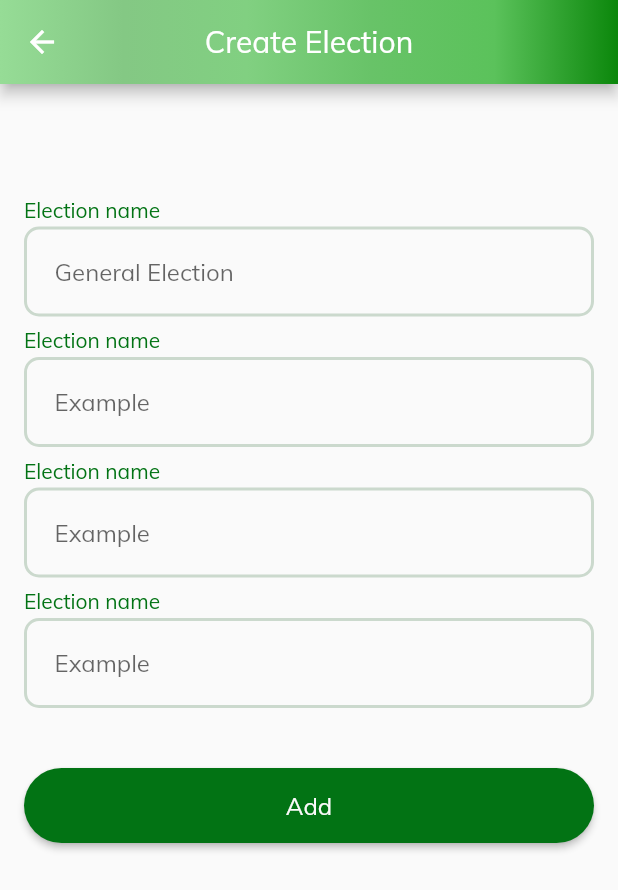
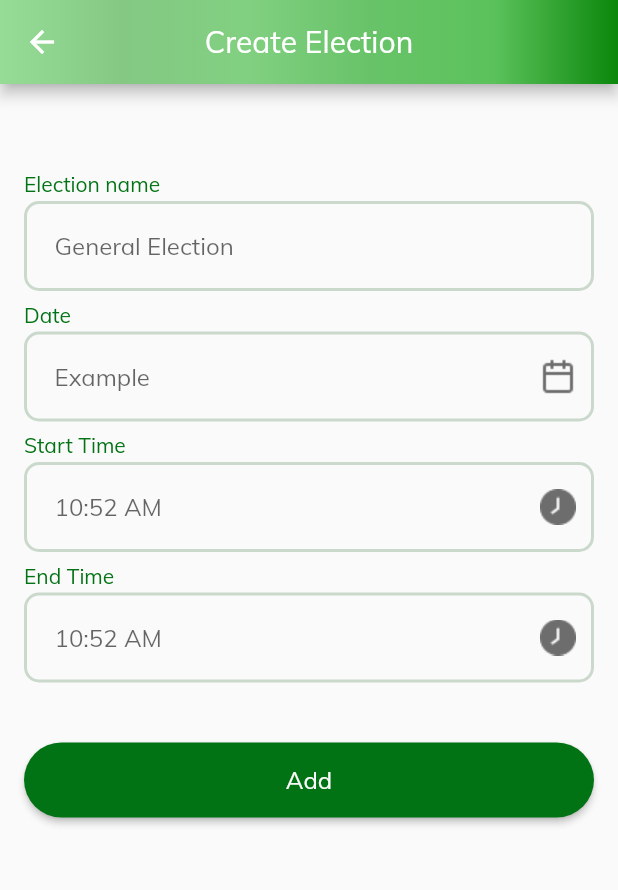
Before and after one commit to codewithumar/E_Voting, a Flutter app: the AdminHomeScreen screen opened directly, after a tap on "Create Election", on a phone screen of 412 x 824 dp. Shown: the top 890 px of the screen. Run offline on Flutter 3.47's test engine with Material 2 defaults, Android fonts, the phone set to English and light mode, and no system bars; our stand-ins replace cloud_firestore, email_validator, file_picker, firebase_auth, firebase_core, firebase_storage and 1 more; accounts and stored records are empty.

Commit message:
bugs fixing

```diff
--- a/lib/main.dart
+++ b/lib/main.dart
@@ -40,7 +40,7 @@ class MyApp extends StatelessWidget {
       themeMode: ThemeMode.system,
       theme: ThemeData(
         fontFamily: "Mulish",
-        primarySwatch: Colors.teal,
+        primarySwatch: Colors.green,
       ),
       home: const SplashScreen(),
     );
--- a/lib/screens/admin_home_screen.dart
+++ b/lib/screens/admin_home_screen.dart
@@ -49,6 +49,9 @@ class AdminHomeScreen extends StatelessWidget {
               const SizedBox(height: 15),
               const ElectionTiles(),
               const ElectionTiles(),
+              const ElectionTiles(),
+              const ElectionTiles(),
+              const ElectionTiles(),
               const SizedBox(
                 height: 100,
               ),
--- /dev/null
+++ b/lib/screens/create_election_screen.dart
@@ -0,0 +1,63 @@
+import 'package:e_voting/utils/constants.dart';
+import 'package:e_voting/widgets/input_field.dart';
+import 'package:e_voting/widgets/signup_login_button.dart';
+import 'package:flutter/material.dart';
+
+class CreateElectionScreen extends StatelessWidget {
+  const CreateElectionScreen({super.key});
+
+  @override
+  Widget build(BuildContext context) {
+    return Scaffold(
+      appBar: AppBar(
+        centerTitle: true,
+        title: const Text("Create Election"),
+        flexibleSpace: Container(
+          decoration: BoxDecoration(
+            gradient: LinearGradient(
+              colors: Constants.colors,
+            ),
+          ),
+        ),
+      ),
+      body: SingleChildScrollView(
+        child: Padding(
+          padding: const EdgeInsets.all(16),
+          child: Column(
+            mainAxisAlignment: MainAxisAlignment.start,
+            crossAxisAlignment: CrossAxisAlignment.center,
+            children: [
+              const SizedBox(height: 42),
+              const InputField(
+                labeltext: 'Election name',
+                hintText: "General Election",
+              ),
+              const InputField(
+                labeltext: 'Date',
+                hintText: "Example",
+                fieldmessage: FieldMsgs.doe,
+                readOnly: true,
+              ),
+              const InputField(
+                labeltext: 'Start Time',
+                hintText: "10:52 AM",
+                fieldmessage: FieldMsgs.time,
+              ),
+              const InputField(
+                labeltext: 'End Time',
+                hintText: "10:52 AM",
+                fieldmessage: FieldMsgs.time,
+              ),
+              const SizedBox(height: 23),
+              SignupLoginButton(
+                isLoading: false,
+                btnText: 'Add',
+                function: () {},
+              ),
+            ],
+          ),
+        ),
+      ),
+    );
+  }
+}
--- a/lib/screens/create_profile_screen.dart
+++ b/lib/screens/create_profile_screen.dart
@@ -17,7 +17,6 @@ import 'package:e_voting/widgets/input_field.dart';
 import 'package:e_voting/widgets/snackbar.dart';
 import 'package:e_voting/models/user_data.dart';
 
-import 'package:e_voting/screens/signup_screen.dart';
 import 'package:e_voting/services/firestore_service.dart';
 import 'package:e_voting/widgets/signup_login_button.dart';
 
--- a/lib/screens/createelectionscreen.dart
+++ /dev/null
@@ -1,61 +0,0 @@
-import 'package:e_voting/utils/constants.dart';
-import 'package:e_voting/widgets/input_field.dart';
-import 'package:e_voting/widgets/signup_login_button.dart';
-import 'package:flutter/material.dart';
-
-class CreateElectionScreen extends StatelessWidget {
-  const CreateElectionScreen({super.key});
-
-  @override
-  Widget build(BuildContext context) {
-    return Scaffold(
-      appBar: AppBar(
-        centerTitle: true,
-        title: const Text("Create Election"),
-        flexibleSpace: Container(
-          decoration: BoxDecoration(
-            gradient: LinearGradient(
-              colors: Constants.colors,
-            ),
-          ),
-        ),
-      ),
-      body: Padding(
-        padding: const EdgeInsets.all(16),
-        child: Column(
-          mainAxisAlignment: MainAxisAlignment.start,
-          crossAxisAlignment: CrossAxisAlignment.center,
-          children: [
-            const SizedBox(height: 59),
-            const InputField(
-              labeltext: 'Election name ',
-              hintText: "General Election",
-              //controller: doeController,
-            ),
-            const InputField(
-              labeltext: 'Election name ',
-              hintText: "Example",
-              //controller: doeController,
-            ),
-            const InputField(
-              labeltext: 'Election name ',
-              hintText: "Example",
-              //controller: doeController,
-            ),
-            const InputField(
-              labeltext: 'Election name ',
-              hintText: "Example",
-              //controller: doeController,
-            ),
-            const SizedBox(height: 23),
-            SignupLoginButton(
-              isLoading: false,
-              btnText: 'Add',
-              function: () {},
-            ),
-          ],
-        ),
-      ),
-    );
-  }
-}
--- a/lib/screens/parties_screen.dart
+++ b/lib/screens/parties_screen.dart
@@ -53,6 +53,12 @@ class PartiesScreen extends StatelessWidget {
               PartiesTiles(),
               PartiesTiles(),
               PartiesTiles(),
+              PartiesTiles(),
+              PartiesTiles(),
+              PartiesTiles(),
+              PartiesTiles(),
+              PartiesTiles(),
+              PartiesTiles(),
               SizedBox(
                 height: 100,
               ),
--- a/lib/screens/signup_screen.dart
+++ b/lib/screens/signup_screen.dart
@@ -21,23 +21,7 @@ class SignUpScreen extends StatefulWidget {
   State<SignUpScreen> createState() => _SignUpScreenState();
 }
 
-enum FieldMsgs {
-  name,
-  cnic,
-  phone,
-  doe,
-  email,
-  password,
-  address,
-  errormsgicon,
-  successmsgicon,
-  mothername
-}
-
 class _SignUpScreenState extends State<SignUpScreen> {
-  late double height = MediaQuery.of(context).size.height;
-  //! ALERT: Move this line to build function and remove the late keyword
-
   final TextEditingController _namecontroller = TextEditingController();
   final TextEditingController _cniccontroller = TextEditingController();
   final TextEditingController _emailcontroller = TextEditingController();
@@ -64,6 +48,7 @@ class _SignUpScreenState extends State<SignUpScreen> {
 
   @override
   Widget build(BuildContext context) {
+    double height = MediaQuery.of(context).size.height;
     return Scaffold(
       body: SingleChildScrollView(
         child: Form(
--- a/lib/utils/constants.dart
+++ b/lib/utils/constants.dart
@@ -1,4 +1,18 @@
 import 'dart:ui';
+
+enum FieldMsgs {
+  name,
+  cnic,
+  phone,
+  doe,
+  email,
+  password,
+  address,
+  errormsgicon,
+  successmsgicon,
+  mothername,
+  time
+}
 
 class Constants {
   static const appname = 'E-Voting';
--- a/lib/widgets/adminscreenbutton.dart
+++ b/lib/widgets/adminscreenbutton.dart
@@ -1,6 +1,6 @@
 // ignore_for_file: must_be_immutable
 
-import 'package:e_voting/screens/createelectionscreen.dart';
+import 'package:e_voting/screens/create_election_screen.dart';
 import 'package:e_voting/screens/parties_screen.dart';
 import 'package:e_voting/widgets/electiontiles.dart';
 import 'package:flutter/material.dart';
--- a/lib/widgets/electiontiles.dart
+++ b/lib/widgets/electiontiles.dart
@@ -26,9 +26,9 @@ class ElectionTiles extends StatelessWidget {
           ),
         ),
         height: (MediaQuery.of(context).orientation == Orientation.portrait)
-            ? MediaQuery.of(context).size.height * .12
+            ? MediaQuery.of(context).size.height * .15
             : (MediaQuery.of(context).orientation == Orientation.portrait)
-                ? MediaQuery.of(context).size.height * .12
+                ? MediaQuery.of(context).size.height * .15
                 : null,
         width: (MediaQuery.of(context).orientation == Orientation.portrait)
             ? MediaQuery.of(context).size.width * .9
@@ -42,17 +42,45 @@ class ElectionTiles extends StatelessWidget {
               child: Row(
                 mainAxisAlignment: MainAxisAlignment.spaceBetween,
                 crossAxisAlignment: CrossAxisAlignment.start,
-                children: const [
-                  Text(
+                children: [
+                  const Text(
                     "Presidential Elections",
                     style: TextStyle(
                       fontSize: 18,
                     ),
                   ),
-                  Icon(
-                    Icons.more_vert,
-                    size: 24,
-                  )
+                  PopupMenuButton(
+                    elevation: 4,
+                    shape: const RoundedRectangleBorder(
+                      borderRadius: BorderRadius.all(
+                        Radius.circular(10.0),
+                      ),
+                    ),
+                    itemBuilder: (BuildContext context) => const [
+                      PopupMenuItem(
+                        height: 26.5,
+                        child: Center(
+                          child: Text("Edit",
+                              style: TextStyle(
+                                color: Colors.black,
+                                fontSize: 12,
+                              )),
+                        ),
+                      ),
+                      PopupMenuItem(
+                        height: 26.5,
+                        child: Center(
+                          child: Text(
+                            "Delete",
+                            style: TextStyle(
+                              color: Colors.black,
+                              fontSize: 12,
+                            ),
+                          ),
+                        ),
+                      ),
+                    ],
+                  ),
                 ],
               ),
             ),
--- a/lib/widgets/input_field.dart
+++ b/lib/widgets/input_field.dart
@@ -6,7 +6,6 @@ import 'package:flutter/services.dart';
 import 'package:intl/intl.dart';
 import 'package:email_validator/email_validator.dart';
 
-import 'package:e_voting/screens/signup_screen.dart';
 import 'package:e_voting/utils/constants.dart';
 
 class InputField extends StatefulWidget {
@@ -88,6 +87,19 @@ class _InputFieldState extends State<InputField> {
                     : [],
             readOnly: (widget.readOnly == true) ? true : false,
             decoration: InputDecoration(
+              suffixIcon: (widget.fieldmessage == FieldMsgs.doe)
+                  ? const Image(
+                      image: AssetImage(
+                        "assets/images/icons/calendar.png",
+                      ),
+                    )
+                  : (widget.fieldmessage == FieldMsgs.time)
+                      ? const Image(
+                          image: AssetImage(
+                            "assets/images/icons/clock.png",
+                          ),
+                        )
+                      : null,
               hintText: widget.hintText,
               labelStyle: const TextStyle(
                 fontSize: 14,
```
Also changed, not shown: lib/screens/edit_profile_screen.dart (+13 -8 lines), lib/widgets/partytiles.dart (+42 -9 lines), assets/images/icons/calendar.png (added), assets/images/icons/clock.png (added).
